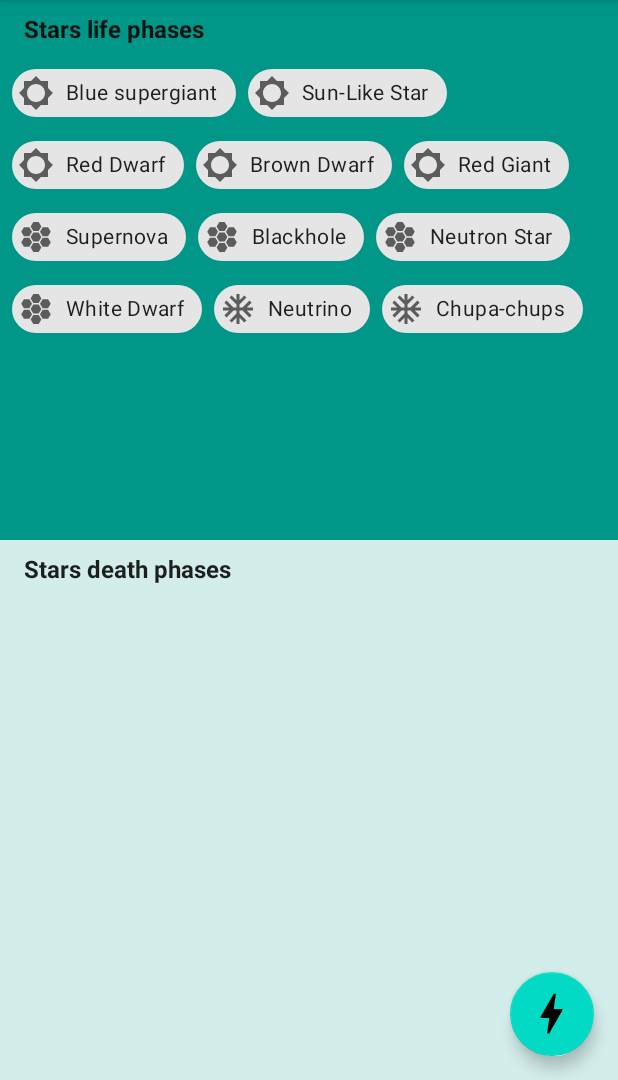
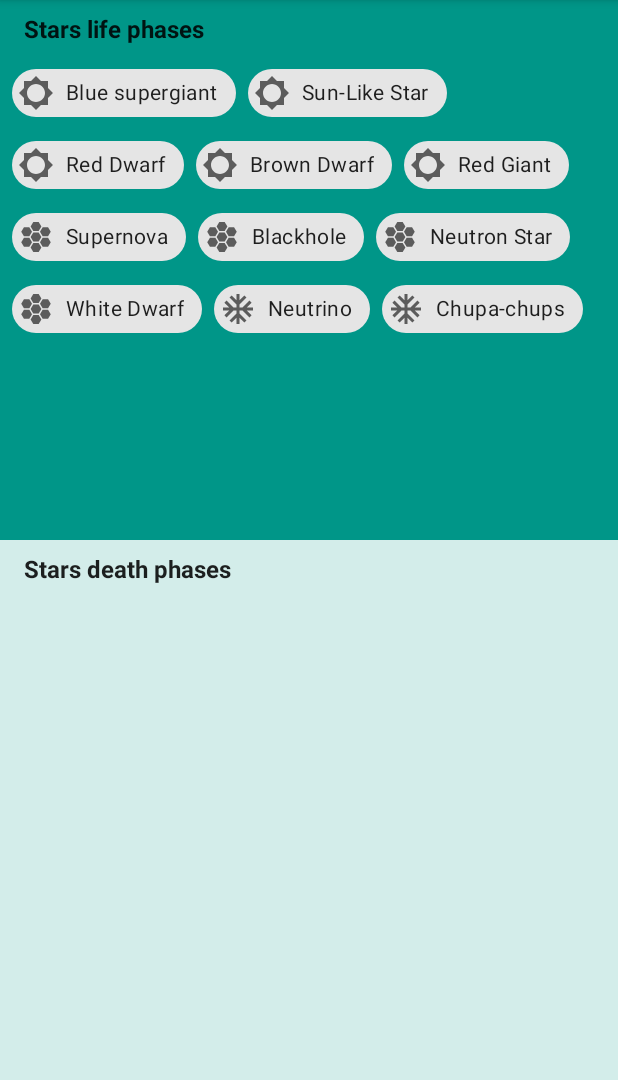
Before and after one commit to pau-enti/enti-particles, an Android app: the screen it shows after launch (MainActivity), on a phone screen of 412 x 824 dp, the part 156-1236 px from its top. Run offline under Robolectric (Android 15) with nearby library versions, the phone set to English and light mode, and no system bars; our stand-ins replace Firebase (no records; nobody signed in at launch, a user with empty details on screens opened directly).

Commit message:
Improved animations

```diff
--- a/app/src/main/java/com/example/particles/ui/main/MainActivity.kt
+++ b/app/src/main/java/com/example/particles/ui/main/MainActivity.kt
@@ -4,6 +4,8 @@ import android.content.Context
 import android.content.Intent
 import android.os.Bundle
 import androidx.appcompat.app.AppCompatActivity
+import androidx.viewpager.widget.ViewPager
+import androidx.viewpager.widget.ViewPager.OnPageChangeListener
 import com.example.particles.LoginActivity
 import com.example.particles.R
 import com.example.particles.SettingsActivity
@@ -31,6 +33,25 @@ class MainActivity : AppCompatActivity() {
         // Creem l'adapter pel ViewPager i el coloquem on toca
         val sectionsPagerAdapter = SectionsPagerAdapter(supportFragmentManager)
         binding.viewPager.adapter = sectionsPagerAdapter
+
+        // Amaga el floating action button en funcio de la pagina que es mostra
+        binding.viewPager.addOnPageChangeListener(object : OnPageChangeListener {
+            override fun onPageScrolled(
+                position: Int,
+                positionOffset: Float,
+                positionOffsetPixels: Int
+            ) {
+            }
+
+            override fun onPageSelected(position: Int) {
+                when (position) {
+                    0 -> binding.fab.hide()
+                    else ->  binding.fab.show()
+                }
+            }
+
+            override fun onPageScrollStateChanged(state: Int) {}
+        })
 
         // Vinculem el ViewPager amb el TabLayout (gestor de pestanyes)
         binding.tabs.setupWithViewPager(binding.viewPager)
--- a/app/src/main/java/com/example/particles/ui/main/SectionsPagerAdapter.kt
+++ b/app/src/main/java/com/example/particles/ui/main/SectionsPagerAdapter.kt
@@ -38,7 +38,7 @@ class SectionsPagerAdapter(fm: FragmentManager) :
     }
 
     override fun getCount(): Int {
-        // Show 2 total pages.
+        // Show 3 total pages.
         return TAB_TITLES.size
     }
 }
--- a/app/src/main/res/layout/activity_main.xml
+++ b/app/src/main/res/layout/activity_main.xml
@@ -37,6 +37,8 @@
         android:layout_height="wrap_content"
         android:layout_gravity="bottom|end"
         android:layout_margin="@dimen/fab_margin"
+        android:visibility="invisible"
         app:maxImageSize="35dp"
-        app:srcCompat="@drawable/ic_baseline_bolt_24" />
+        app:srcCompat="@drawable/ic_baseline_bolt_24"
+        tools:visibility="visible" />
 </androidx.coordinatorlayout.widget.CoordinatorLayout>
```
Also changed, not shown: app/src/main/java/com/example/particles/ui/DragAndDropFragment.kt (+6 -4 lines).
